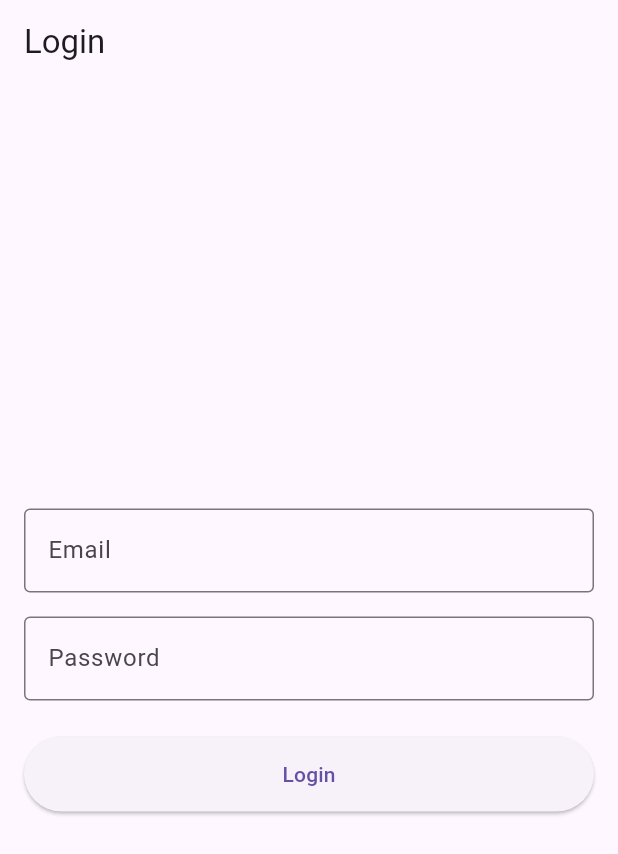
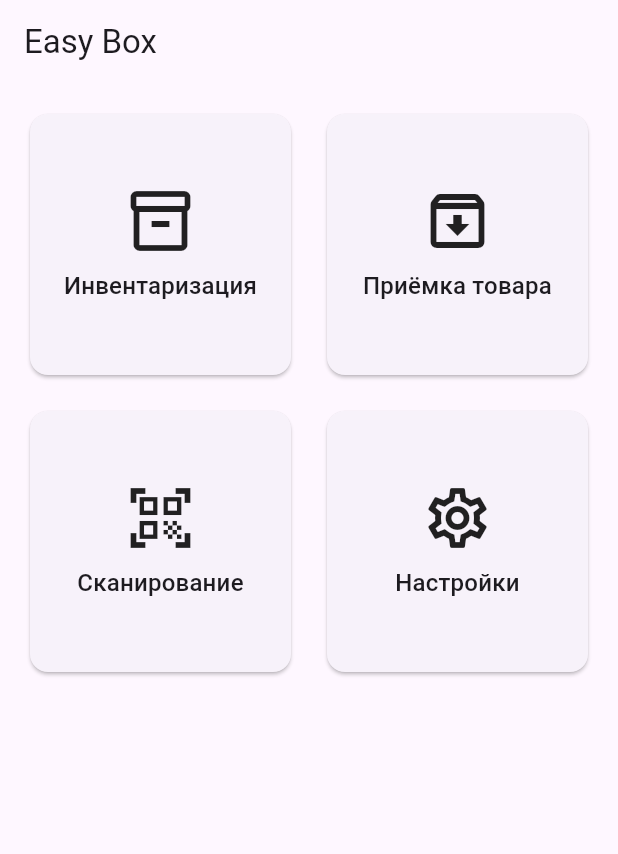
Before and after one commit to neo321654/easy_box, a Flutter app: the screen it shows after launch, on a phone screen of 412 x 824 dp. Shown: the top 854 px of the screen. Run offline on Flutter 3.47's test engine with Material 3 defaults, Android fonts, the phone set to English and light mode, and no system bars; our stand-ins replace equatable, flutter_bloc, go_router.

Commit message:
feat: Initial project setup with clean architecture, settings, and localization

```diff
--- /dev/null
+++ b/lib/core/extensions/extensions.dart
@@ -0,0 +1 @@
+export 'context_extension.dart';
--- a/lib/core/router/app_router.dart
+++ b/lib/core/router/app_router.dart
@@ -1,5 +1,7 @@
+import 'package:easy_box/features/settings/presentation/pages/settings_page.dart';
 import 'package:go_router/go_router.dart';
 import '../../features/auth/presentation/pages/login_page.dart';
+import '../../features/home/presentation/pages/home_page.dart';
 import '../../features/splash/presentation/pages/splash_page.dart';
 
 final appRouter = GoRouter(
@@ -13,10 +15,13 @@ final appRouter = GoRouter(
       path: '/login',
       builder: (context, state) => const LoginPage(),
     ),
-    // Add other routes here, for example:
-    // GoRoute(
-    //   path: '/home',
-    //   builder: (context, state) => const HomePage(),
-    // ),
+    GoRoute(
+      path: '/home',
+      builder: (context, state) => const HomePage(),
+    ),
+    GoRoute(
+      path: '/settings',
+      builder: (context, state) => const SettingsPage(),
+    ),
   ],
 );
--- /dev/null
+++ b/lib/core/utils/utils.dart
@@ -0,0 +1 @@
+export 'app_dimensions.dart';
--- a/lib/features/auth/presentation/pages/login_page.dart
+++ b/lib/features/auth/presentation/pages/login_page.dart
@@ -1,5 +1,5 @@
-import 'package:easy_box/core/extensions/context_extension.dart';
-import 'package:easy_box/core/utils/app_dimensions.dart';
+import 'package:easy_box/core/extensions/extensions.dart';
+import 'package:easy_box/core/utils/utils.dart';
 import 'package:flutter/material.dart';
 
 class LoginPage extends StatelessWidget {
--- /dev/null
+++ b/lib/features/home/presentation/pages/home_page.dart
@@ -0,0 +1,88 @@
+import 'package:easy_box/core/extensions/extensions.dart';
+import 'package:easy_box/core/utils/utils.dart';
+import 'package:flutter/material.dart';
+import 'package:go_router/go_router.dart';
+
+class HomePage extends StatelessWidget {
+  const HomePage({super.key});
+
+  @override
+  Widget build(BuildContext context) {
+    return Scaffold(
+      appBar: AppBar(
+        title: Text(context.S.appTitle),
+        automaticallyImplyLeading: false,
+      ),
+      body: GridView.count(
+        crossAxisCount: 2,
+        padding: const EdgeInsets.all(AppDimensions.medium),
+        mainAxisSpacing: AppDimensions.medium,
+        crossAxisSpacing: AppDimensions.medium,
+        children: [
+          _HomeMenuItem(
+            icon: Icons.inventory_2_outlined,
+            title: context.S.homeMenuInventory,
+            onTap: () {
+              // TODO: Navigate to inventory
+            },
+          ),
+          _HomeMenuItem(
+            icon: Icons.archive_outlined,
+            title: context.S.homeMenuReceiving,
+            onTap: () {
+              // TODO: Navigate to receiving
+            },
+          ),
+          _HomeMenuItem(
+            icon: Icons.qr_code_scanner,
+            title: context.S.homeMenuScanning,
+            onTap: () {
+              // TODO: Navigate to scanning
+            },
+          ),
+          _HomeMenuItem(
+            icon: Icons.settings_outlined,
+            title: context.S.homeMenuSettings,
+            onTap: () {
+              context.push('/settings');
+            },
+          ),
+        ],
+      ),
+    );
+  }
+}
+
+class _HomeMenuItem extends StatelessWidget {
+  const _HomeMenuItem({
+    required this.icon,
+    required this.title,
+    required this.onTap,
+  });
+
+  final IconData icon;
+  final String title;
+  final VoidCallback onTap;
+
+  @override
+  Widget build(BuildContext context) {
+    return Card(
+      clipBehavior: Clip.antiAlias,
+      child: InkWell(
+        onTap: onTap,
+        child: Column(
+          mainAxisAlignment: MainAxisAlignment.center,
+          children: [
+            Icon(icon, size: 48),
+            const SizedBox(height: AppDimensions.small),
+            Text(
+              title,
+              textAlign: TextAlign.center,
+              style: Theme.of(context).textTheme.titleMedium,
+            ),
+          ],
+        ),
+      ),
+    );
+  }
+}
--- /dev/null
+++ b/lib/features/settings/presentation/bloc/settings_bloc.dart
@@ -0,0 +1,27 @@
+import 'package:flutter/material.dart';
+import 'package:flutter_bloc/flutter_bloc.dart';
+import 'package:equatable/equatable.dart';
+
+part 'settings_event.dart';
+part 'settings_state.dart';
+
+class SettingsBloc extends Bloc<SettingsEvent, SettingsState> {
+  SettingsBloc() : super(const SettingsState()) {
+    on<ThemeModeChanged>(_onThemeModeChanged);
+    on<LocaleChanged>(_onLocaleChanged);
+  }
+
+  void _onThemeModeChanged(
+    ThemeModeChanged event,
+    Emitter<SettingsState> emit,
+  ) {
+    emit(state.copyWith(themeMode: event.themeMode));
+  }
+
+  void _onLocaleChanged(
+    LocaleChanged event,
+    Emitter<SettingsState> emit,
+  ) {
+    emit(state.copyWith(locale: event.locale));
+  }
+}
--- /dev/null
+++ b/lib/features/settings/presentation/bloc/settings_event.dart
@@ -0,0 +1,26 @@
+part of 'settings_bloc.dart';
+
+abstract class SettingsEvent extends Equatable {
+  const SettingsEvent();
+
+  @override
+  List<Object> get props => [];
+}
+
+class ThemeModeChanged extends SettingsEvent {
+  const ThemeModeChanged(this.themeMode);
+
+  final ThemeMode themeMode;
+
+  @override
+  List<Object> get props => [themeMode];
+}
+
+class LocaleChanged extends SettingsEvent {
+  const LocaleChanged(this.locale);
+
+  final Locale locale;
+
+  @override
+  List<Object> get props => [locale];
+}
--- /dev/null
+++ b/lib/features/settings/presentation/bloc/settings_state.dart
@@ -0,0 +1,24 @@
+part of 'settings_bloc.dart';
+
+class SettingsState extends Equatable {
+  const SettingsState({
+    this.themeMode = ThemeMode.system,
+    this.locale = const Locale('ru'), // Default to Russian
+  });
+
+  final ThemeMode themeMode;
+  final Locale locale;
+
+  SettingsState copyWith({
+    ThemeMode? themeMode,
+    Locale? locale,
+  }) {
+    return SettingsState(
+      themeMode: themeMode ?? this.themeMode,
+      locale: locale ?? this.locale,
+    );
+  }
+
+  @override
+  List<Object> get props => [themeMode, locale];
+}
--- a/lib/features/splash/presentation/pages/splash_page.dart
+++ b/lib/features/splash/presentation/pages/splash_page.dart
@@ -16,10 +16,11 @@ class _SplashPageState extends State<SplashPage> {
   }
 
   void _navigateToLogin() {
-    Future.delayed(const Duration(seconds: 2), () {
+    Future.delayed(const Duration(seconds: 1), () {
       if (mounted) {
         // Use context.go to replace the splash screen with the login screen
-        context.go('/login');
+        // context.go('/login');
+        context.go('/home');
       }
     });
   }
--- a/lib/l10n/app_ru.arb
+++ b/lib/l10n/app_ru.arb
@@ -4,5 +4,14 @@
   "loginPageTitle": "Вход",
   "loginEmailLabel": "Электронная почта",
   "loginPasswordLabel": "Пароль",
-  "loginButtonText": "Войти"
+  "loginButtonText": "Войти",
+  "homeMenuInventory": "Инвентаризация",
+  "homeMenuReceiving": "Приёмка товара",
+  "homeMenuScanning": "Сканирование",
+  "homeMenuSettings": "Настройки",
+  "settingsPageTitle": "Настройки",
+  "settingsThemeTitle": "Тёмная тема",
+  "settingsLanguageTitle": "Язык",
+  "languageRussian": "Русский",
+  "languageEnglish": "Английский"
 }
--- a/lib/main.dart
+++ b/lib/main.dart
@@ -1,9 +1,24 @@
+import 'package:easy_box/features/settings/presentation/bloc/settings_bloc.dart';
 import 'package:flutter/material.dart';
+import 'package:flutter_bloc/flutter_bloc.dart';
+
+import 'core/router/app_router.dart';
 import 'generated/app_localizations.dart';
-import 'core/router/app_router.dart';
 
 void main() {
-  runApp(const MyApp());
+  runApp(const MyAppWrapper());
+}
+
+class MyAppWrapper extends StatelessWidget {
+  const MyAppWrapper({super.key});
+
+  @override
+  Widget build(BuildContext context) {
+    return BlocProvider(
+      create: (context) => SettingsBloc(),
+      child: const MyApp(),
+    );
+  }
 }
 
 class MyApp extends StatelessWidget {
@@ -11,14 +26,25 @@ class MyApp extends StatelessWidget {
 
   @override
   Widget build(BuildContext context) {
+    return BlocBuilder<SettingsBloc, SettingsState>(
+      builder: (context, state) {
         return MaterialApp.router(
           routerConfig: appRouter,
           title: 'Easy Box',
           theme: ThemeData(
+            brightness: Brightness.light,
             primarySwatch: Colors.blue,
           ),
+          darkTheme: ThemeData(
+            brightness: Brightness.dark,
+            primarySwatch: Colors.blue,
+          ),
+          themeMode: state.themeMode,
+          locale: state.locale,
           localizationsDelegates: AppLocalizations.localizationsDelegates,
           supportedLocales: AppLocalizations.supportedLocales,
         );
+      },
+    );
   }
 }
```
Also changed, not shown: lib/features/settings/presentation/pages/settings_page.dart (added, +62 -0 lines), lib/l10n/app_en.arb (+10 -1 lines), lib/generated/app_localizations.dart, lib/generated/app_localizations_en.dart, lib/generated/app_localizations_ru.dart. Lines whose indentation alone changed are shown as unchanged.
